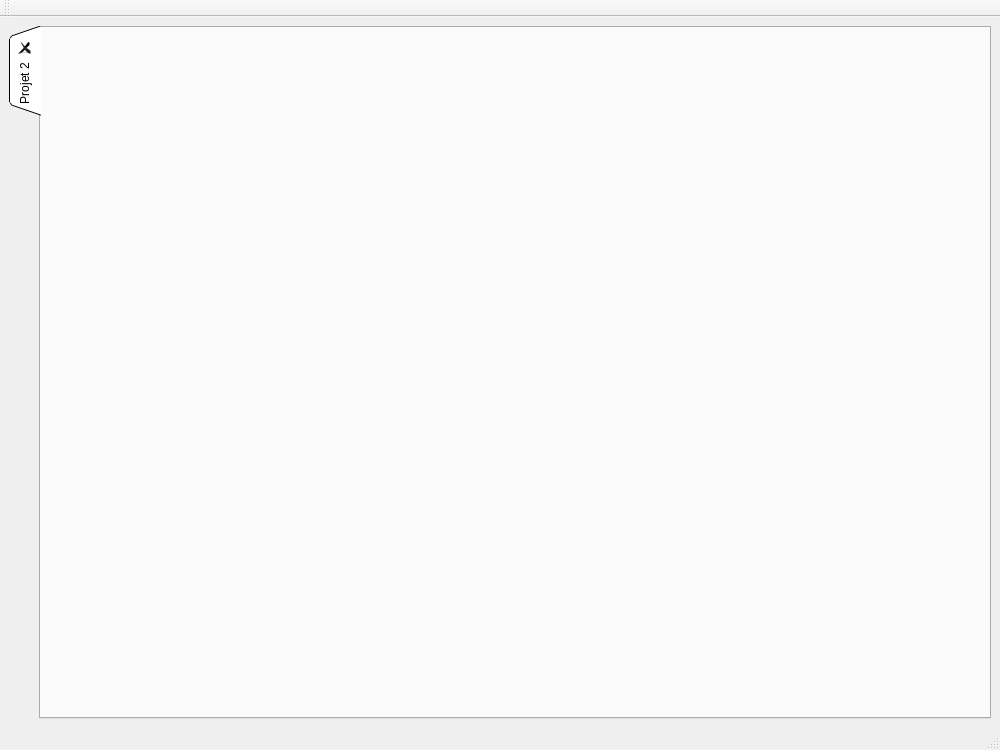
Before: the Qt Designer form python_interface/uis/diyabc.ui in cbgp/diyabc, drawn with Qt 5.
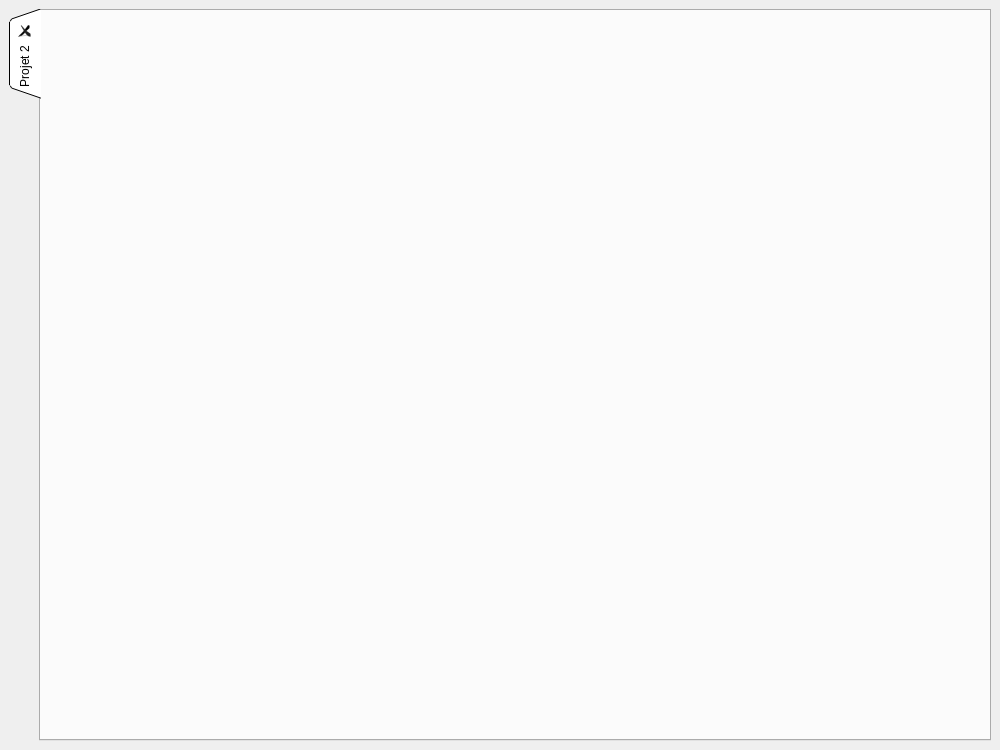
After: the same form once the commit is applied.

```diff
--- a/python_interface/uis/diyabc.ui
+++ b/python_interface/uis/diyabc.ui
@@ -71,18 +71,6 @@
     </rect>
    </property>
   </widget>
-  <widget class="QStatusBar" name="statusbar"/>
-  <widget class="QToolBar" name="toolBar">
-   <property name="windowTitle">
-    <string>toolBar</string>
-   </property>
-   <attribute name="toolBarArea">
-    <enum>TopToolBarArea</enum>
-   </attribute>
-   <attribute name="toolBarBreak">
-    <bool>false</bool>
-   </attribute>
-  </widget>
   <action name="actionWeb">
    <property name="checkable">
     <bool>true</bool>
```
